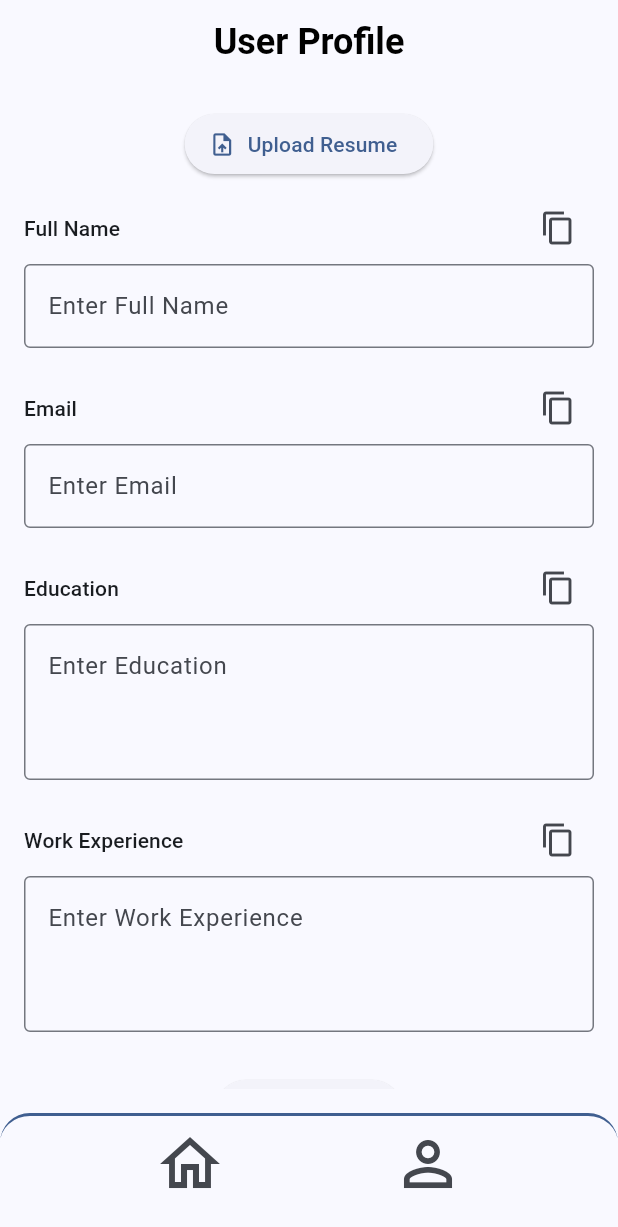
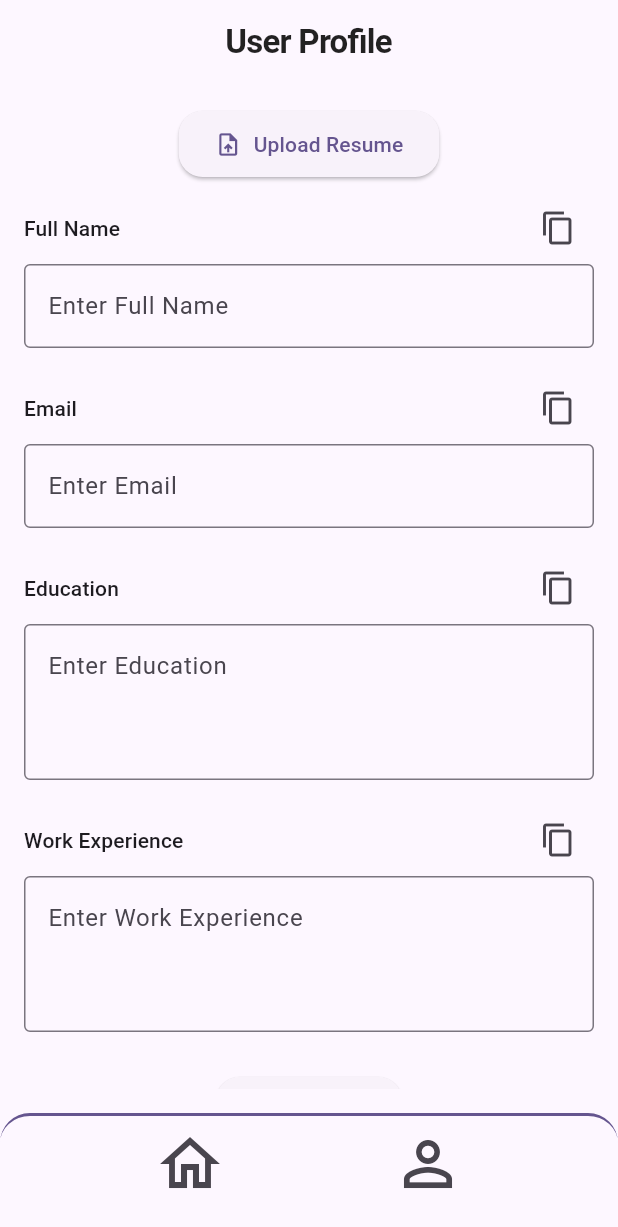
Before and after one commit to agamairi/job-swipe, a Flutter app: the screen it shows after launch, after a tap on the "person outline" icon, on a phone screen of 412 x 824 dp. Shown: the top 1227 px of the screen. Run offline on Flutter 3.47's test engine with Material 3 defaults, Android fonts, the phone set to English and light mode, and no system bars; our stand-ins replace file_picker, fl_chart, flutter_dotenv, shared_preferences, sqflite; missing offline and left inert: doc_text, flutter_pdf_text, google_mlkit_entity_extraction, syncfusion_flutter_pdf; accounts and stored records are empty; network calls fail.

Commit message:
style: update main theme configuration and root providers

```diff
--- a/lib/main.dart
+++ b/lib/main.dart
@@ -2,7 +2,10 @@ import 'package:flutter/material.dart';
 import 'package:job_swipe/screens/home_screen.dart';
 import 'package:job_swipe/theme/app_theme.dart';
 
-void main() {
+import 'package:flutter_dotenv/flutter_dotenv.dart';
+
+Future<void> main() async {
+  await dotenv.load(fileName: ".env");
   runApp(const MyApp());
 }
 
--- a/lib/theme/app_theme.dart
+++ b/lib/theme/app_theme.dart
@@ -1,33 +1,42 @@
 import 'package:flutter/material.dart';
-import 'dart:math';
+
 
 ThemeData buildAppTheme(BuildContext context) {
-  Color getRandomColor() {
-    Random random = Random();
-    return Color.fromRGBO(
-      random.nextInt(256), // Random red value (0-255)
-      random.nextInt(256), // Random green value (0-255)
-      random.nextInt(256), // Random blue value (0-255)
-      1.0, // Opacity (fully opaque)
-    );
-  }
+  Brightness brightness = MediaQuery.of(context).platformBrightness;
 
-  Brightness brightness = MediaQuery.of(context).platformBrightness;
-  Color seedColor =
-      (brightness == Brightness.dark) ? getRandomColor() : getRandomColor();
+  // Use a vibrant, expressive seed color common in M3 Expressive
+  Color seedColor = const Color(0xFF6750A4);
+
   return ThemeData(
-    useMaterial3: true, // Enable Material 3 (You)
-    // Color scheme that adapts to system preferences (light/dark mode)
+    useMaterial3: true,
     colorScheme: ColorScheme.fromSeed(
       seedColor: seedColor,
       brightness: brightness,
     ),
-    cardColor: ColorScheme.fromSeed(seedColor: seedColor).onPrimaryContainer,
     appBarTheme: AppBarTheme(
+      centerTitle: true,
+      elevation: 0,
+      scrolledUnderElevation: 2,
       titleTextStyle: TextStyle(
-        fontSize: 24,
-        fontWeight: FontWeight.bold,
-        color: brightness == Brightness.dark ? Colors.white : Colors.black,
+        fontSize: 22,
+        fontWeight: FontWeight.w600,
+        color: brightness == Brightness.dark ? Colors.white : Colors.black87,
+        letterSpacing: -0.5,
+      ),
+    ),
+    cardTheme: const CardThemeData(
+      elevation: 2,
+      shape: RoundedRectangleBorder(
+        borderRadius: BorderRadius.all(Radius.circular(24)), // Expressive rounded corners
+      ),
+      clipBehavior: Clip.antiAlias,
+    ),
+    elevatedButtonTheme: ElevatedButtonThemeData(
+      style: ElevatedButton.styleFrom(
+        padding: const EdgeInsets.symmetric(horizontal: 24, vertical: 12),
+        shape: RoundedRectangleBorder(
+          borderRadius: BorderRadius.circular(16),
+        ),
       ),
     ),
   );
```
